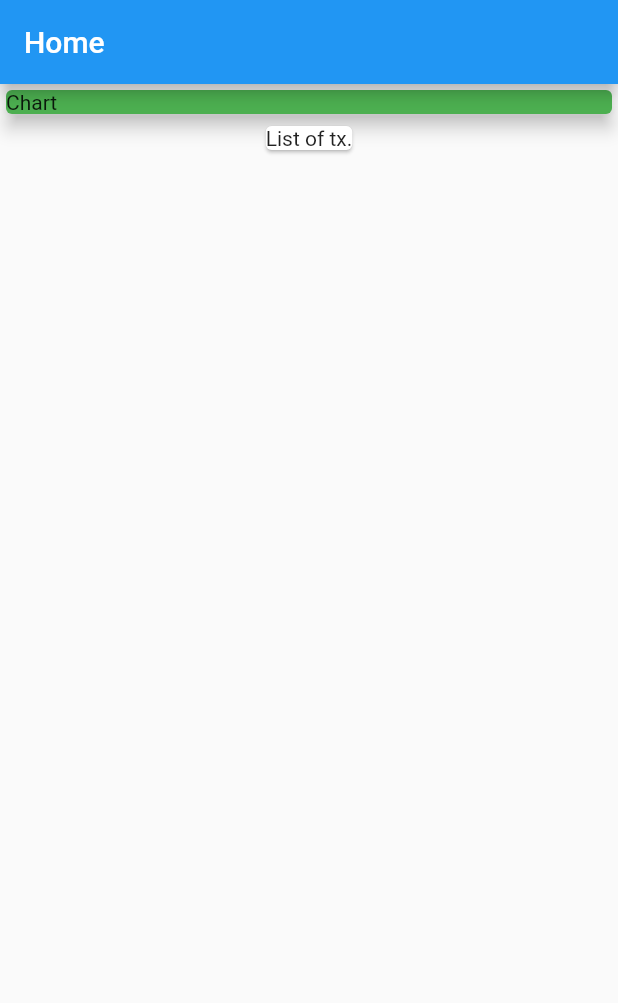
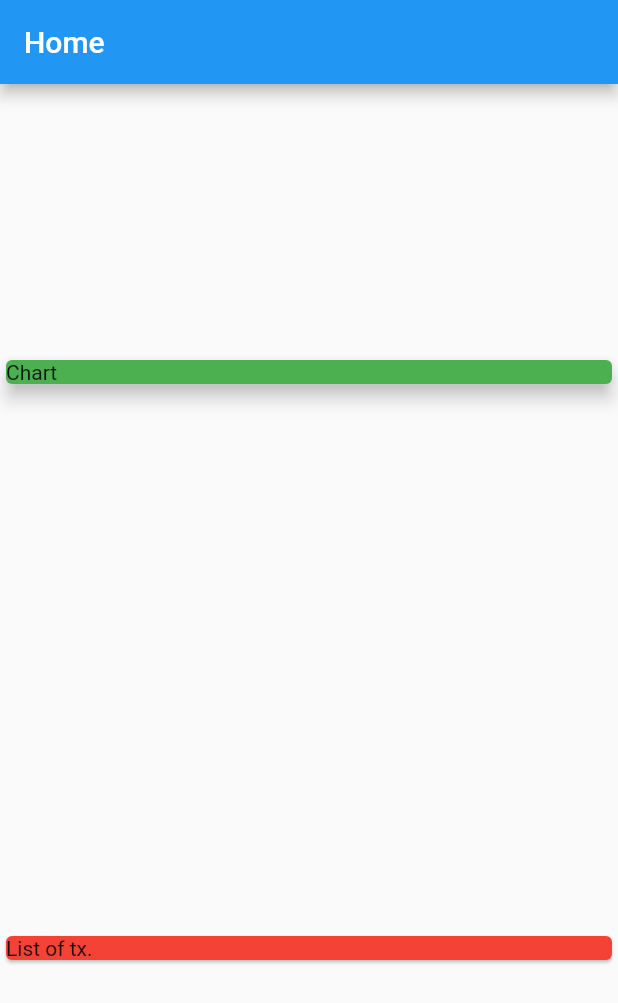
Before and after one commit to A1doranM/personal_expenses_app, a Flutter app: the screen it shows after launch, on a phone screen of 412 x 824 dp. Shown: the top 1003 px of the screen. Run offline on Flutter 3.47's test engine with Material 2 defaults, Android fonts, the phone set to English and light mode, and no system bars.

Commit message:
Item alignment

```diff
--- a/lib/main.dart
+++ b/lib/main.dart
@@ -22,10 +22,10 @@ class MyHomePage extends StatelessWidget {
         title: Text("Home"),
       ),
       body: Column(
-
+        mainAxisAlignment: MainAxisAlignment.spaceAround,
+        crossAxisAlignment: CrossAxisAlignment.stretch,
         children: <Widget>[
           Container(
-            width: double.infinity,
             child: Card(
               color: Colors.green,
               child: Text('Chart'),
@@ -33,6 +33,7 @@ class MyHomePage extends StatelessWidget {
             ),
           ),
           Card(
+            color: Colors.red,
             child: Text('List of tx.'),
           ),
         ],
```
